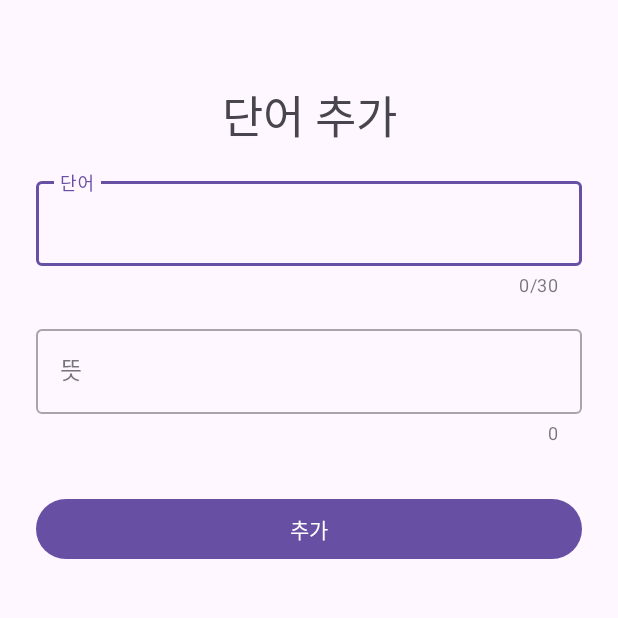
After one commit to Bullets-jyr/part1Chapter7, an Android app: the AddActivity screen opened directly, with no data from a screen before it, on a phone screen of 412 x 824 dp, the top half of it. The commit adds this screen. Run offline under Robolectric (Android 15) with nearby library versions, the phone set to English and light mode, and no system bars.

Commit message:
02. 단어장 UI 그리기 (1)

```diff
--- a/app/src/main/AndroidManifest.xml
+++ b/app/src/main/AndroidManifest.xml
@@ -13,6 +13,9 @@
         android:theme="@style/Theme.Part1Chapter7"
         tools:targetApi="31">
         <activity
+            android:name=".AddActivity"
+            android:exported="false" />
+        <activity
             android:name=".MainActivity"
             android:exported="true">
             <intent-filter>
--- /dev/null
+++ b/app/src/main/java/kr/co/bullets/part1chapter7/AddActivity.kt
@@ -0,0 +1,11 @@
+package kr.co.bullets.part1chapter7
+
+import androidx.appcompat.app.AppCompatActivity
+import android.os.Bundle
+
+class AddActivity : AppCompatActivity() {
+    override fun onCreate(savedInstanceState: Bundle?) {
+        super.onCreate(savedInstanceState)
+        setContentView(R.layout.activity_add)
+    }
+}
--- /dev/null
+++ b/app/src/main/res/drawable/baseline_add_24.xml
@@ -0,0 +1,5 @@
+<vector android:height="24dp" android:tint="#000000"
+    android:viewportHeight="24" android:viewportWidth="24"
+    android:width="24dp" xmlns:android="http://schemas.android.com/apk/res/android">
+    <path android:fillColor="@android:color/white" android:pathData="M19,13h-6v6h-2v-6H5v-2h6V5h2v6h6v2z"/>
+</vector>
--- /dev/null
+++ b/app/src/main/res/drawable/baseline_delete_24.xml
@@ -0,0 +1,5 @@
+<vector android:height="24dp" android:tint="#000000"
+    android:viewportHeight="24" android:viewportWidth="24"
+    android:width="24dp" xmlns:android="http://schemas.android.com/apk/res/android">
+    <path android:fillColor="@android:color/white" android:pathData="M6,19c0,1.1 0.9,2 2,2h8c1.1,0 2,-0.9 2,-2V7H6v12zM19,4h-3.5l-1,-1h-5l-1,1H5v2h14V4z"/>
+</vector>
--- /dev/null
+++ b/app/src/main/res/drawable/baseline_edit_24.xml
@@ -0,0 +1,5 @@
+<vector android:height="24dp" android:tint="#000000"
+    android:viewportHeight="24" android:viewportWidth="24"
+    android:width="24dp" xmlns:android="http://schemas.android.com/apk/res/android">
+    <path android:fillColor="@android:color/white" android:pathData="M3,17.25V21h3.75L17.81,9.94l-3.75,-3.75L3,17.25zM20.71,7.04c0.39,-0.39 0.39,-1.02 0,-1.41l-2.34,-2.34c-0.39,-0.39 -1.02,-0.39 -1.41,0l-1.83,1.83 3.75,3.75 1.83,-1.83z"/>
+</vector>
--- /dev/null
+++ b/app/src/main/res/layout/activity_add.xml
@@ -0,0 +1,73 @@
+<?xml version="1.0" encoding="utf-8"?>
+<androidx.constraintlayout.widget.ConstraintLayout xmlns:android="http://schemas.android.com/apk/res/android"
+    xmlns:app="http://schemas.android.com/apk/res-auto"
+    xmlns:tools="http://schemas.android.com/tools"
+    android:layout_width="match_parent"
+    android:layout_height="match_parent"
+    android:padding="24dp"
+    tools:context=".AddActivity">
+
+    <TextView
+        android:id="@+id/title_text_view"
+        android:layout_width="match_parent"
+        android:layout_height="wrap_content"
+        android:layout_marginTop="30dp"
+        android:gravity="center"
+        android:text="단어 추가"
+        android:textSize="30sp"
+        app:layout_constraintTop_toTopOf="parent" />
+
+    <com.google.android.material.textfield.TextInputLayout
+        android:id="@+id/text_text_input_layout"
+        style="@style/Widget.MaterialComponents.TextInputLayout.OutlinedBox"
+        android:layout_width="0dp"
+        android:layout_height="wrap_content"
+        android:layout_marginTop="16dp"
+        app:counterEnabled="true"
+        app:counterMaxLength="30"
+        app:errorEnabled="true"
+        app:layout_constraintEnd_toEndOf="parent"
+        app:layout_constraintStart_toStartOf="parent"
+        app:layout_constraintTop_toBottomOf="@id/title_text_view">
+
+        <com.google.android.material.textfield.TextInputEditText
+            android:id="@+id/text_input_edit_text"
+            android:layout_width="match_parent"
+            android:layout_height="wrap_content"
+            android:hint="단어" />
+
+    </com.google.android.material.textfield.TextInputLayout>
+
+    <com.google.android.material.textfield.TextInputLayout
+        android:id="@+id/mean_text_input_layout"
+        style="@style/Widget.MaterialComponents.TextInputLayout.OutlinedBox"
+        android:layout_width="match_parent"
+        android:layout_height="wrap_content"
+        android:layout_marginTop="16dp"
+        app:counterEnabled="true"
+        app:layout_constraintTop_toBottomOf="@id/text_text_input_layout">
+
+        <com.google.android.material.textfield.TextInputEditText
+            android:id="@+id/mean_text_input_edit_text"
+            android:layout_width="match_parent"
+            android:layout_height="wrap_content"
+            android:hint="뜻" />
+
+    </com.google.android.material.textfield.TextInputLayout>
+
+    <com.google.android.material.chip.ChipGroup
+        android:id="@+id/type_chip_group"
+        android:layout_width="match_parent"
+        android:layout_height="wrap_content"
+        android:layout_marginTop="16dp"
+        app:layout_constraintTop_toBottomOf="@id/mean_text_input_layout" />
+
+    <Button
+        android:id="@+id/add_button"
+        android:layout_width="match_parent"
+        android:layout_height="wrap_content"
+        android:layout_marginTop="16dp"
+        android:text="추가"
+        app:layout_constraintTop_toBottomOf="@id/type_chip_group" />
+
+</androidx.constraintlayout.widget.ConstraintLayout>
```
Also changed, not shown: app/src/main/res/layout/activity_main.xml (+68 -4 lines).
